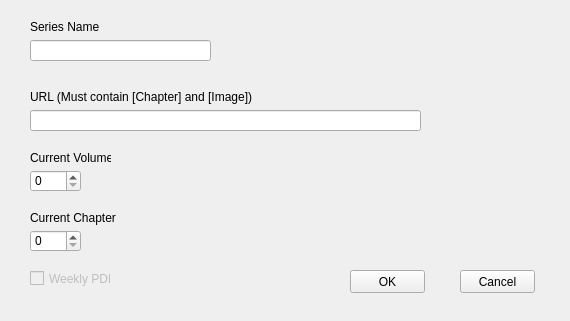
Before: the Qt Designer form src/add.ui in BadamBoum/GestionScans, drawn with Qt 5.
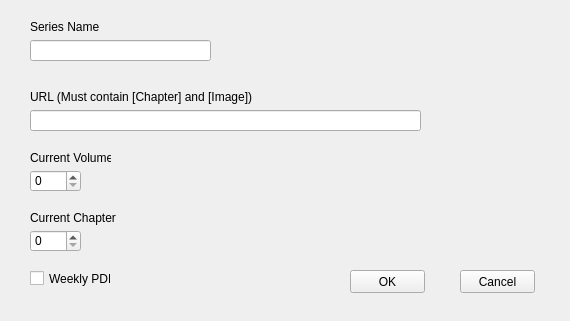
After: the same form once the commit is applied.

What changed in the file:
```diff
--- a/src/add.ui
+++ b/src/add.ui
@@ -137,7 +137,7 @@
   </widget>
   <widget class="QCheckBox" name="BoxWeeklyPDF">
    <property name="enabled">
-    <bool>false</bool>
+    <bool>true</bool>
    </property>
    <property name="geometry">
     <rect>
```
